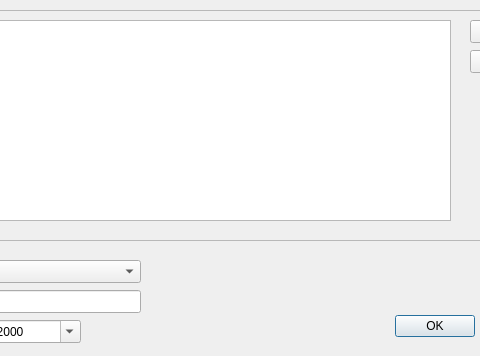
Above: addtostore.ui from lkucz/magazyn before the change; both pictures show x 190 to 670 and y 0 to 356 of the 767 by 356 pixel window. Below: the same form after it.
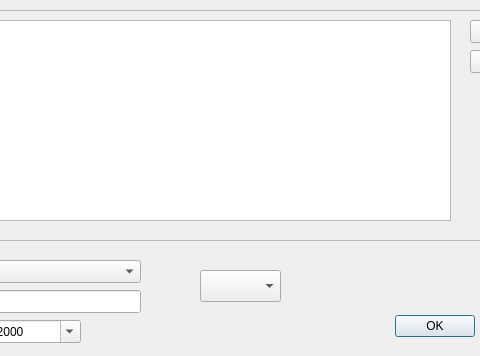
That is the form after the change.

Commit message: nowa wersja

Diff of the .ui file:
```diff
--- a/addtostore.ui
+++ b/addtostore.ui
@@ -169,6 +169,16 @@
     </date>
    </property>
   </widget>
+  <widget class="QComboBox" name="comboBox">
+   <property name="geometry">
+    <rect>
+     <x>390</x>
+     <y>270</y>
+     <width>81</width>
+     <height>32</height>
+    </rect>
+   </property>
+  </widget>
  </widget>
  <resources/>
  <connections>
```
The commit also changes 2 other files.
